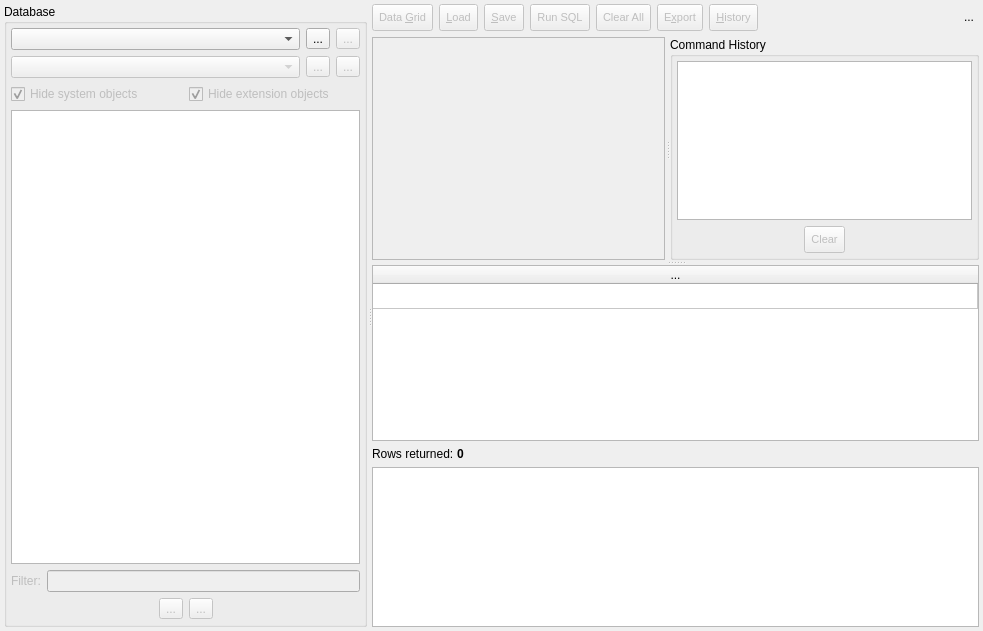
This is libpgmodeler_ui/ui/sqltoolwidget.ui in pgmodeler/pgmodeler as Qt 5 draws it before an edit. The edited form follows.
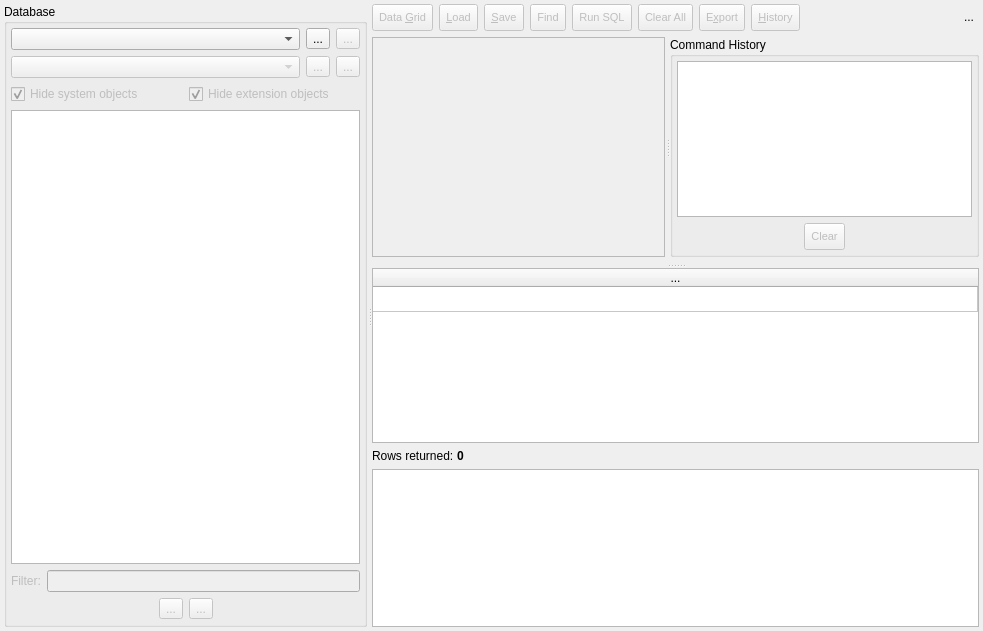
This is the edited form. Icons and pictures are not drawn.

Commit message: Added a basic source code text finder to sql tool. Pending implementation.

What changed in the file:
```diff
--- a/libpgmodeler_ui/ui/sqltoolwidget.ui
+++ b/libpgmodeler_ui/ui/sqltoolwidget.ui
@@ -476,6 +476,9 @@
       </property>
       <widget class="QWidget" name="layoutWidget">
        <layout class="QVBoxLayout" name="verticalLayout_3">
+        <property name="spacing">
+         <number>6</number>
+        </property>
         <item>
          <layout class="QHBoxLayout" name="horizontalLayout">
           <item>
@@ -613,6 +616,55 @@
             </property>
            </widget>
           </item>
+          <item>
+           <widget class="QToolButton" name="find_tb">
+            <property name="enabled">
+             <bool>false</bool>
+            </property>
+            <property name="minimumSize">
+             <size>
+              <width>0</width>
+              <height>27</height>
+             </size>
+            </property>
+            <property name="font">
+             <font>
+              <pointsize>8</pointsize>
+             </font>
+            </property>
+            <property name="toolTip">
+             <string>Save SQL commands</string>
+            </property>
+            <property name="text">
+             <string>Find</string>
+            </property>
+            <property name="icon">
+             <iconset resource="../res/resources.qrc">
+              <normaloff>:/icones/icones/buscar.png</normaloff>:/icones/icones/buscar.png</iconset>
+            </property>
+            <property name="iconSize">
+             <size>
+              <width>20</width>
+              <height>20</height>
+             </size>
+            </property>
+            <property name="shortcut">
+             <string notr="true">Alt+S</string>
+            </property>
+            <property name="checkable">
+             <bool>true</bool>
+            </property>
+            <property name="checked">
+             <bool>false</bool>
+            </property>
+            <property name="popupMode">
+             <enum>QToolButton::InstantPopup</enum>
+            </property>
+            <property name="toolButtonStyle">
+             <enum>Qt::ToolButtonTextBesideIcon</enum>
+            </property>
+           </widget>
+          </item>
           <item>
            <widget class="QToolButton" name="run_sql_tb">
             <property name="enabled">
@@ -852,6 +904,12 @@
            </property>
           </widget>
           <widget class="QGroupBox" name="cmd_history_gb">
+           <property name="sizePolicy">
+            <sizepolicy hsizetype="Preferred" vsizetype="Expanding">
+             <horstretch>0</horstretch>
+             <verstretch>0</verstretch>
+            </sizepolicy>
+           </property>
            <property name="title">
             <string>Command History</string>
            </property>
@@ -945,6 +1003,16 @@
           </widget>
          </widget>
         </item>
+        <item>
+         <widget class="QWidget" name="find_wgt_parent" native="true">
+          <property name="sizePolicy">
+           <sizepolicy hsizetype="Preferred" vsizetype="Fixed">
+            <horstretch>0</horstretch>
+            <verstretch>0</verstretch>
+           </sizepolicy>
+          </property>
+         </widget>
+        </item>
        </layout>
       </widget>
       <widget class="QWidget" name="layoutWidget1">
```
The commit also changes 6 other files.
